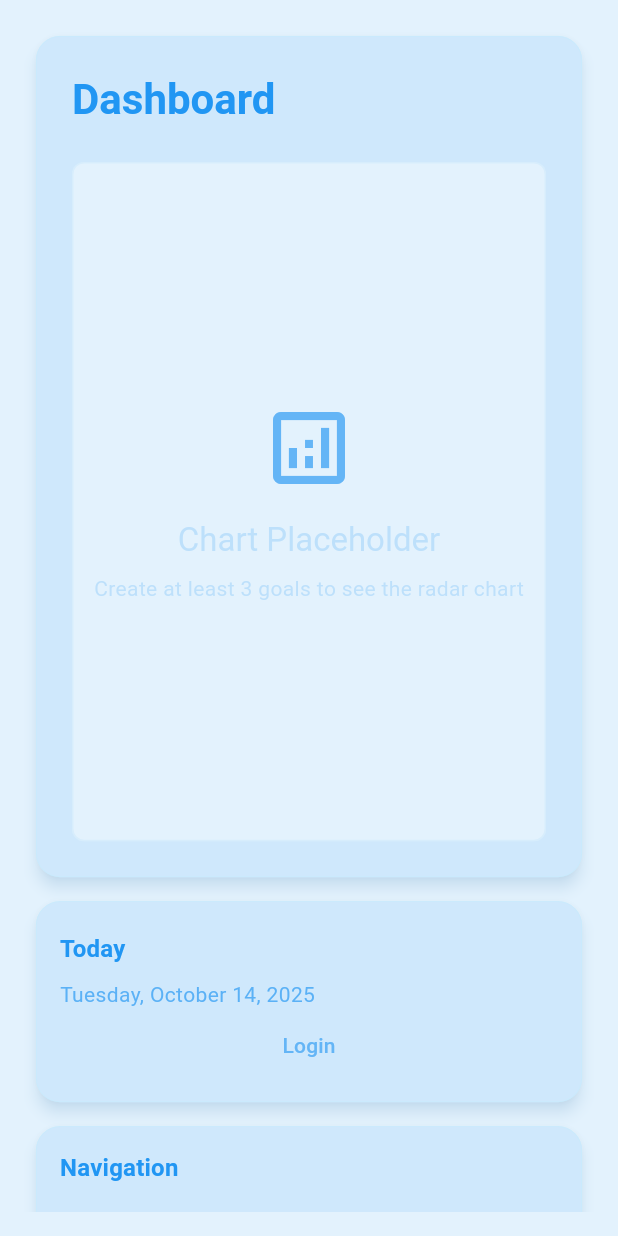
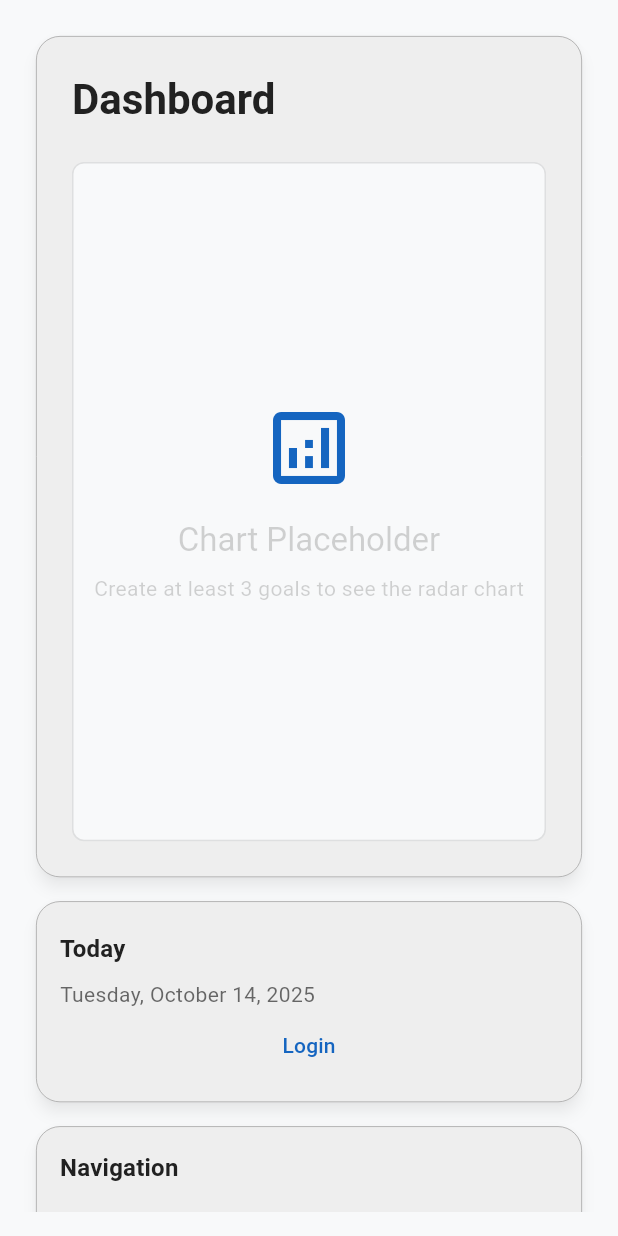
Before and after one commit to hexagun123/Habitstone, a Flutter app: the screen it shows after launch, on a phone screen of 412 x 824 dp. Run offline on Flutter 3.47's test engine with Material 3 defaults, Android fonts, the phone set to English and light mode, and no system bars; our stand-ins replace firebase_auth, firebase_core, fl_chart, flutter_riverpod, go_router, google_fonts and 2 more; accounts and stored records are empty.

```diff
--- a/lib/core/provider/theme.dart
+++ b/lib/core/provider/theme.dart
@@ -14,7 +14,7 @@ class ThemeNotifier extends StateNotifier<AppThemeMode> {
   final HiveRepository _repository;
 
   ThemeNotifier(this._repository)
-      : super(_repository.getThemeMode() ?? AppThemeMode.lightBlue);
+      : super(_repository.getThemeMode() ?? AppThemeMode.light);
   Future<void> setTheme(AppThemeMode mode) async {
     if (state != mode) {
       state = mode;
@@ -36,19 +36,13 @@ AppThemeMode getNextTheme(AppThemeMode current) {
 
 IconData getThemeIcon(AppThemeMode mode) {
   switch (mode) {
-    case AppThemeMode.lightBlue:
-      return Icons.water_drop;
-    case AppThemeMode.darkGreen:
-      return Icons.forest;
+    case AppThemeMode.light:
+      return Icons.sunny;
     case AppThemeMode.sciFiBlue:
       return Icons.rocket_launch;
     case AppThemeMode.warmOrange:
-      return Icons.lightbulb_outline;
-    case AppThemeMode.lightGreen:
       return Icons.grass;
     case AppThemeMode.modernGrey:
       return Icons.circle_outlined;
-    case AppThemeMode.deepPurple:
-      return Icons.auto_awesome;
   }
 }
--- a/lib/core/theme/app_theme.dart
+++ b/lib/core/theme/app_theme.dart
@@ -3,13 +3,10 @@ import 'package:flutter/material.dart';
 import 'package:google_fonts/google_fonts.dart';
 
 enum AppThemeMode {
-  lightBlue,
-  darkGreen,
+  light,
   sciFiBlue,
-  warmOrange, // Now a dark/neutral warm theme, more distinctly orange
-  lightGreen,
-  modernGrey, // Now a dark theme
-  deepPurple, // New dark theme
+  warmOrange,
+  modernGrey,
 }
 
 class AppTheme {
@@ -133,40 +130,24 @@ class AppTheme {
   // --- Theme Definitions (Only ColorScheme and Font) ---
 
   static const Map<AppThemeMode, Map<String, dynamic>> _themeData = {
-    AppThemeMode.lightBlue: {
+    AppThemeMode.light: {
       'colorScheme': ColorScheme.light(
-        primary: Color(0xFF64B5F6), // Sky blue
+        primary: Color(0xFF1565C0), // Deeper, more saturated blue
         onPrimary: Colors.white,
-        secondary: Color(0xFFBBDEFB), // Lighter blue
-        onSecondary: Colors.black,
-        surface: Color(0xFFE3F2FD), // Very light blue surface
-        onSurface: Color(0xFF2196F3), // Darker blue text
-        error: Color(0xFFEF5350), // Standard red error
+        secondary: Color(0xFF42A5F5), // Medium blue for secondary
+        onSecondary: Colors.white,
+        surface: Color(0xFFF8F9FA), // Clean white with slight grey tint
+        onSurface: Color(0xFF212121), // Near-black for high contrast text
+        error: Color(0xFFD32F2F), // Deeper red for better contrast
         onError: Colors.white,
-        outline: Color(0xFFA7D9F8),
-        outlineVariant: Color(0xFFC7EBFD),
-        shadow: Color(0xFF64B5F6),
-        surfaceContainerHigh: Color(0xFFCFE8FC), // Added for fill color
+        outline: Color.fromARGB(255, 115, 115, 115), // Medium grey for borders
+        outlineVariant:
+            Color.fromARGB(255, 162, 162, 162), // Light grey for subtle borders
+        shadow: Color(0xFF000000), // Black for proper shadows
+        surfaceContainerHigh:
+            Color(0xFFEEEEEE), // Light grey for elevated surfaces
       ),
-      'fontName': 'Roboto', // A clean, widely used font
-    },
-    AppThemeMode.darkGreen: {
-      'colorScheme': ColorScheme.dark(
-        primary: Color(0xFF66BB6A), // Medium Green
-        onPrimary: Colors.black,
-        secondary: Color(0xFF81C784), // Lighter Green
-        onSecondary: Colors.black,
-        surface: Color(0xFF2E3D34), // Dark Forest Green
-        onSurface: Color(0xFFE8F5E9), // Lightest Green for text
-        error: Color(0xFFEF5350), // Standard Red
-        onError: Colors.white,
-        outline: Color(0xFF4CAF50), // Green outline
-        outlineVariant: Color(0xFF66BB6A), // Lighter green outline
-        shadow: Color(0xFF66BB6A), // Green shadow
-        surfaceContainerHigh:
-            Color(0xFF3C4B42), // Slightly lighter dark green for fill
-      ),
-      'fontName': 'Open Sans', // Readable and pleasant
+      'fontName': 'Roboto',
     },
     AppThemeMode.sciFiBlue: {
       'colorScheme': ColorScheme.dark(
@@ -203,23 +184,6 @@ class AppTheme {
       ),
       'fontName': 'Cabin', // Friendly and warm, yet modern
     },
-    AppThemeMode.lightGreen: {
-      'colorScheme': ColorScheme.light(
-        primary: Color(0xFF81C784), // Soft green
-        onPrimary: Colors.black,
-        secondary: Color(0xFFC8E6C9), // Lighter green
-        onSecondary: Colors.black,
-        surface: Color(0xFFE8F5E9), // Very light green surface
-        onSurface: Color(0xFF4CAF50), // Darker green text
-        error: Color(0xFFE57373), // Red error
-        onError: Colors.white,
-        outline: Color(0xFFA5D6A7),
-        outlineVariant: Color(0xFFC8E6C9),
-        shadow: Color(0xFF81C784),
-        surfaceContainerHigh: Color(0xFFD4EDD6), // Added for fill color
-      ),
-      'fontName': 'Nunito', // Soft and rounded, fits light green
-    },
     AppThemeMode.modernGrey: {
       'colorScheme': ColorScheme.dark(
         primary: Color(0xFF90A4AE), // Lighter Blue Grey primary
@@ -236,23 +200,6 @@ class AppTheme {
         surfaceContainerHigh: Color(0xFF37474F), // Medium dark grey for fill
       ),
       'fontName': 'Montserrat', // Modern and clean
-    },
-    AppThemeMode.deepPurple: {
-      'colorScheme': ColorScheme.dark(
-        primary: Color(0xFFAB47BC), // Medium Purple
-        onPrimary: Colors.white,
-        secondary: Color(0xFFCE93D8), // Lighter Purple
-        onSecondary: Colors.black,
-        surface: Color(0xFF210033), // Very Dark Purple
-        onSurface: Color(0xFFF3E5F5), // Lightest Lavender for text
-        error: Color(0xFFEF5350), // Standard Red
-        onError: Colors.white,
-        outline: Color(0xFF7B1FA2), // Darker Purple outline
-        outlineVariant: Color(0xFFA567E1), // Medium Purple outline
-        shadow: Color(0xFFAB47BC), // Purple shadow
-        surfaceContainerHigh: Color(0xFF330055), // Darker purple for fill
-      ),
-      'fontName': 'Lato', // A clean, readable font for this theme
     },
   };
 
@@ -278,40 +225,28 @@ class AppTheme {
   // --- Get Theme Name Method ---
   static String getThemeName(AppThemeMode mode) {
     switch (mode) {
-      case AppThemeMode.lightBlue:
-        return 'Light Blue';
-      case AppThemeMode.darkGreen:
-        return 'Dark Green';
+      case AppThemeMode.light:
+        return 'Light Theme';
       case AppThemeMode.sciFiBlue:
         return 'Sci-Fi Blue';
       case AppThemeMode.warmOrange:
         return 'Warm Orange';
-      case AppThemeMode.lightGreen:
-        return 'Light Green';
       case AppThemeMode.modernGrey:
         return 'Modern Grey';
-      case AppThemeMode.deepPurple:
-        return 'Deep Purple';
     }
   }
 
   // --- Get Theme Icon Method ---
   static IconData getThemeIcon(AppThemeMode mode) {
     switch (mode) {
-      case AppThemeMode.lightBlue:
+      case AppThemeMode.light:
         return Icons.water_drop;
-      case AppThemeMode.darkGreen:
-        return Icons.forest;
       case AppThemeMode.sciFiBlue:
         return Icons.rocket_launch;
       case AppThemeMode.warmOrange:
         return Icons.local_fire_department;
-      case AppThemeMode.lightGreen:
-        return Icons.grass;
       case AppThemeMode.modernGrey:
         return Icons.layers;
-      case AppThemeMode.deepPurple:
-        return Icons.star_border;
     }
   }
 }
```
